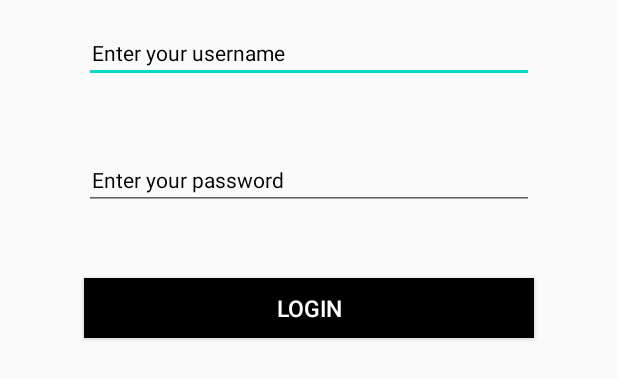
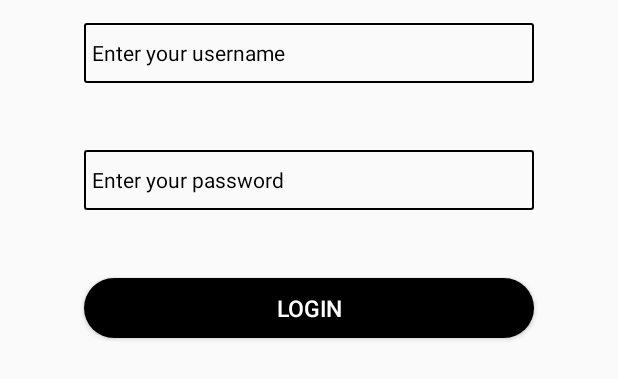
Before and after one commit to arkadipghosal/Edittextvalidation, an Android app: the layout activity_main.xml on its own in the app's theme, with its tools: preview values and no code run, on a phone screen of 412 x 824 dp. Shown: the top 379 px of the screen. Run offline under Robolectric (Android 15) with nearby library versions, the phone set to English and light mode, and no system bars.

Commit message:
chnges in design

```diff
--- a/app/src/main/java/com/channel/edittextbuttontutorial/MainActivity.kt
+++ b/app/src/main/java/com/channel/edittextbuttontutorial/MainActivity.kt
@@ -2,12 +2,15 @@ package com.channel.edittextbuttontutorial
 
 import androidx.appcompat.app.AppCompatActivity
 import android.os.Bundle
+import android.view.Window
 import android.widget.Toast
 import kotlinx.android.synthetic.main.activity_main.*
 
 class MainActivity : AppCompatActivity() {
     override fun onCreate(savedInstanceState: Bundle?) {
         super.onCreate(savedInstanceState)
+        requestWindowFeature(Window.FEATURE_NO_TITLE);//will hide the title
+        getSupportActionBar()?.hide();
         setContentView(R.layout.activity_main)
 
 
--- /dev/null
+++ b/app/src/main/res/drawable/buttonbackground.xml
@@ -0,0 +1,15 @@
+<?xml version="1.0" encoding="utf-8"?>
+<shape xmlns:android="http://schemas.android.com/apk/res/android" >
+
+    <solid android:color="#000000" />
+
+
+    <corners
+        android:topLeftRadius="25dp"
+        android:topRightRadius="25dp"
+        android:bottomLeftRadius="25dp"
+        android:bottomRightRadius="25dp"
+
+        />
+
+</shape>
--- /dev/null
+++ b/app/src/main/res/drawable/edittextbg.xml
@@ -0,0 +1,17 @@
+<?xml version="1.0" encoding="utf-8"?>
+<shape xmlns:android="http://schemas.android.com/apk/res/android" >
+
+
+
+    <stroke
+        android:width="1dp"
+        android:color="#000000" />
+    <corners
+        android:topLeftRadius="1dp"
+        android:topRightRadius="1dp"
+        android:bottomLeftRadius="1dp"
+        android:bottomRightRadius="1dp"
+
+        />
+
+</shape>
--- a/app/src/main/res/layout/activity_main.xml
+++ b/app/src/main/res/layout/activity_main.xml
@@ -34,6 +34,8 @@
                     android:id="@+id/etusername"
                     android:layout_width="300dp"
                     android:layout_height="40dp"
+                    android:background="@drawable/edittextbg"
+
                     android:layout_centerHorizontal="true"
 
 
@@ -62,7 +64,7 @@
                     android:layout_centerVertical="true"
                     android:layout_marginLeft="10dp"
                     android:hint="Enter your password"
-
+                    android:background="@drawable/edittextbg"
 
                     android:textSize="14sp"
                     android:singleLine="true"
@@ -85,7 +87,9 @@
                     android:id="@+id/login"
                     android:layout_width="300dp"
                     android:layout_height="40dp"
-                    android:background="#000000"
+                    android:background="@drawable/buttonbackground"
+
+
 
                     android:padding="5dp"
                     android:text="Login"
```
